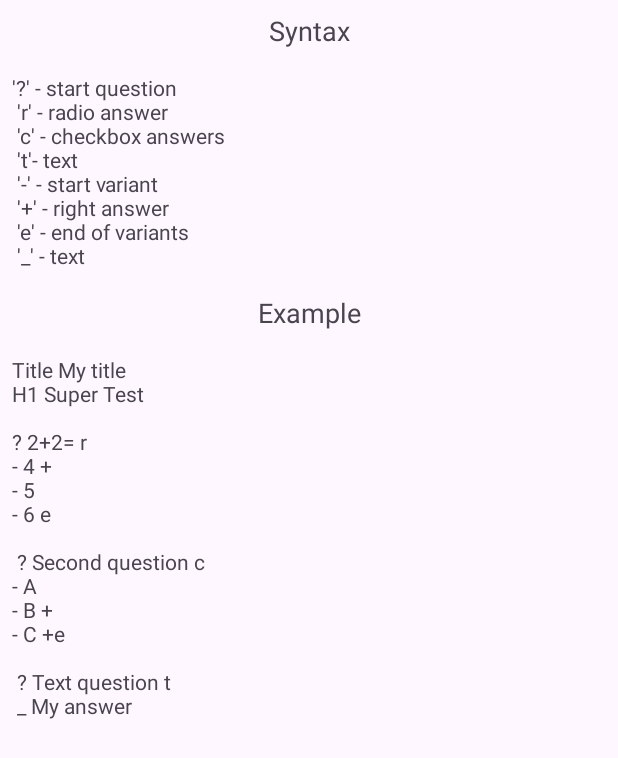
After one commit to vadhub/Testick, an Android app: the fragment HelpFragment placed in its activity, on a phone screen of 412 x 824 dp. The commit adds this screen. Shown: the top 758 px of the screen. Run offline under Robolectric (Android 15) with nearby library versions, the phone set to English and light mode, and no system bars.

Commit message:
help fragment, enable js and alert dialog, editor

```diff
--- /dev/null
+++ b/app/src/main/java/com/vlg/testick/ui/HelpFragment.java
@@ -0,0 +1,33 @@
+package com.vlg.testick.ui;
+
+import android.os.Bundle;
+import android.util.Log;
+import android.view.LayoutInflater;
+import android.view.View;
+import android.view.ViewGroup;
+import android.widget.Button;
+import android.widget.EditText;
+import android.widget.ProgressBar;
+import android.widget.TextView;
+import android.widget.Toast;
+
+import androidx.annotation.NonNull;
+import androidx.annotation.Nullable;
+
+import com.vlg.testick.CacheFileManager;
+import com.vlg.testick.QuizParser;
+import com.vlg.testick.R;
+import com.vlg.testick.model.Quiz;
+
+import java.util.concurrent.ExecutorService;
+import java.util.concurrent.Executors;
+import java.util.concurrent.atomic.AtomicReference;
+
+public class HelpFragment extends BaseFragment {
+    @Nullable
+    @Override
+    public View onCreateView(@NonNull LayoutInflater inflater, @Nullable ViewGroup container, @Nullable Bundle savedInstanceState) {
+        return inflater.inflate(R.layout.help_dialog, container, false);
+    }
+
+}
--- a/app/src/main/java/com/vlg/testick/ui/QuestionFragment.java
+++ b/app/src/main/java/com/vlg/testick/ui/QuestionFragment.java
@@ -42,6 +42,7 @@ public class QuestionFragment extends BaseFragment {
         EditText title = view.findViewById(R.id.titleQuiz);
         Button generateButton = view.findViewById(R.id.generateQuiz);
         Button test = view.findViewById(R.id.test);
+        Button editorButton = view.findViewById(R.id.editorButton);
         View bachg = view.findViewById(R.id.backg);
         ProgressBar progressBar = view.findViewById(R.id.progressBar);
 
@@ -113,6 +114,7 @@ public class QuestionFragment extends BaseFragment {
         }));
 
         test.setOnClickListener(v -> navigation.startFragment(new WebFragment()));
+        editorButton.setOnClickListener(v -> navigation.startFragment(new EditorFragment()));
 
     }
 }
--- a/app/src/main/java/com/vlg/testick/ui/WebFragment.java
+++ b/app/src/main/java/com/vlg/testick/ui/WebFragment.java
@@ -1,9 +1,11 @@
 package com.vlg.testick.ui;
 
+import android.annotation.SuppressLint;
 import android.os.Bundle;
 import android.view.LayoutInflater;
 import android.view.View;
 import android.view.ViewGroup;
+import android.webkit.WebChromeClient;
 import android.webkit.WebSettings;
 import android.webkit.WebView;
 
@@ -22,6 +24,7 @@ public class WebFragment extends Fragment {
         return inflater.inflate(R.layout.web_fragment, container, false);
     }
 
+    @SuppressLint("SetJavaScriptEnabled")
     @Override
     public void onViewCreated(@NonNull View view, @Nullable Bundle savedInstanceState) {
 
@@ -33,6 +36,8 @@ public class WebFragment extends Fragment {
         mWebView.getSettings().setAllowContentAccess(true);
         mWebView.getSettings().setBuiltInZoomControls(true);
         mWebView.getSettings().setDisplayZoomControls(false);
+        mWebView.setWebChromeClient(new WebChromeClient());
+        mWebView.getSettings().setJavaScriptEnabled(true);
         mWebView.getSettings().setUseWideViewPort(true);
         mWebView.getSettings().setLoadWithOverviewMode(true);
         mWebView.getSettings().setTextZoom(180);
--- /dev/null
+++ b/app/src/main/res/layout/help_dialog.xml
@@ -0,0 +1,38 @@
+<?xml version="1.0" encoding="utf-8"?>
+<LinearLayout xmlns:android="http://schemas.android.com/apk/res/android"
+    android:layout_width="match_parent"
+    android:layout_height="wrap_content"
+    android:orientation="vertical">
+
+    <TextView
+        android:layout_width="match_parent"
+        android:layout_height="wrap_content"
+        android:layout_margin="8dp"
+        android:gravity="center"
+        android:text="Syntax"
+        android:textSize="18sp" />
+
+    <TextView
+        android:layout_width="match_parent"
+        android:layout_height="wrap_content"
+        android:layout_margin="8dp"
+        android:text="'?' - start question\n 'r' - radio answer\n 'c' - checkbox answers\n 't'- text\n '-' - start variant\n '+' - right answer\n 'e' - end of variants\n '_' - text"
+        android:textSize="14sp" />
+
+    <TextView
+        android:layout_width="match_parent"
+        android:layout_height="wrap_content"
+        android:layout_margin="8dp"
+        android:gravity="center"
+        android:text="Example"
+        android:textSize="18sp" />
+
+    <TextView
+        android:layout_width="match_parent"
+        android:layout_height="wrap_content"
+        android:layout_margin="8dp"
+        android:text="Title My title\nH1 Super Test\n\n? 2+2= r\n- 4 +\n- 5\n- 6 e\n\n ? Second question c\n- A\n- B +\n- C +e \n\n ? Text question t \n _ My answer"
+        android:textSize="14sp" />
+
+
+</LinearLayout>
```
Also changed, not shown: app/src/main/java/com/vlg/testick/QuizParser.java (+19 -18 lines), app/src/main/java/com/vlg/testick/ui/EditorFragment.java (added, +77 -0 lines), app/src/main/res/layout/editor_fragment.xml (added, +79 -0 lines), app/src/main/res/layout/question_fragment.xml (+8 -0 lines), 1 other file.
